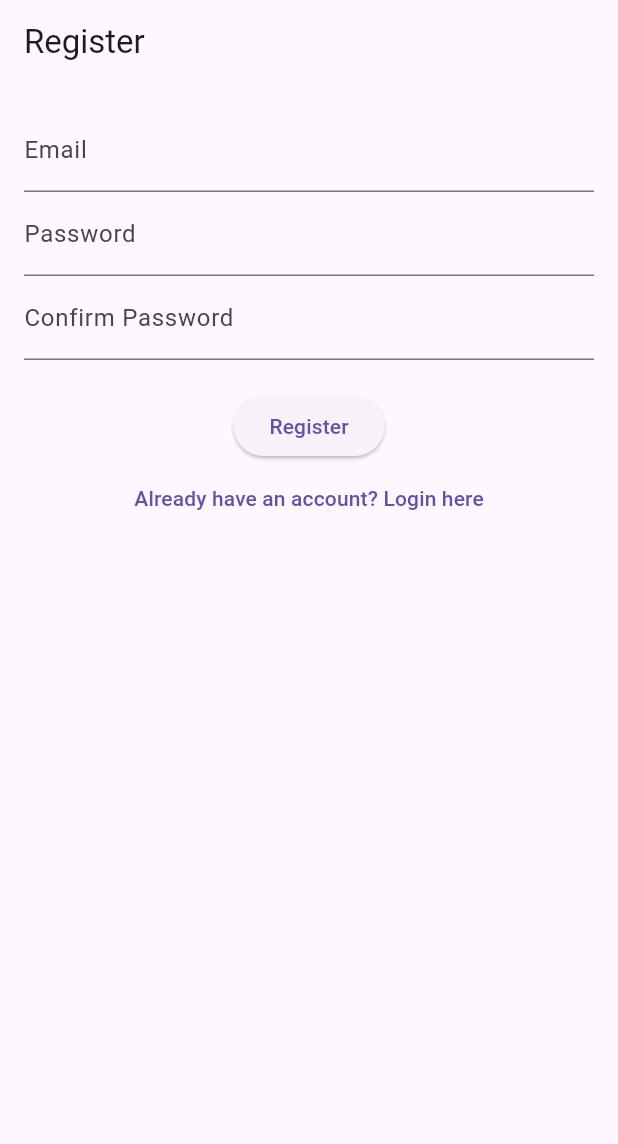
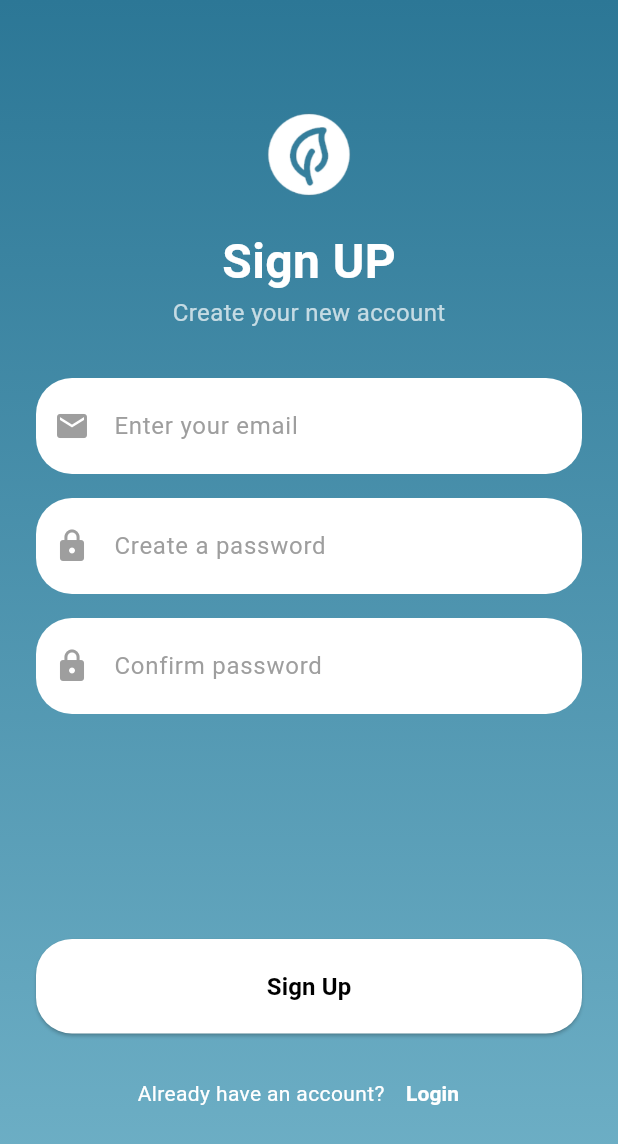
Before and after one commit to putritheresia21/gluco-track, a Flutter app: the screen it shows after launch, after a tap on "Don't have an account? Register here!", on a phone screen of 412 x 824 dp. Shown: the top 1144 px of the screen. Run offline on Flutter 3.47's test engine with Material 3 defaults, Android fonts, the light colour scheme and no system bars; our stand-ins replace cloud_firestore, firebase_auth, firebase_core; accounts and stored records are empty; network calls fail.

Commit message:
perbaikan navbar, penambahan halaman default, perubahan halaman register

```diff
--- a/lib/main.dart
+++ b/lib/main.dart
@@ -3,7 +3,7 @@ import 'package:firebase_core/firebase_core.dart';
 import 'firebase_options.dart';
 import '../pages/login_page.dart';
 
-void main() async{
+void main() async {
   WidgetsFlutterBinding.ensureInitialized();
   await Firebase.initializeApp(
     options: DefaultFirebaseOptions.currentPlatform,
@@ -18,6 +18,7 @@ class MainApp extends StatelessWidget {
   @override
   Widget build(BuildContext context) {
     return MaterialApp(
+      debugShowCheckedModeBanner: false,
       title: 'GlucoTrack',
       theme: ThemeData(
         primarySwatch: Colors.blue,
--- a/lib/pages/register_page.dart
+++ b/lib/pages/register_page.dart
@@ -4,7 +4,7 @@ import 'profile_page.dart';
 import 'login_page.dart';
 
 class RegisterPage extends StatefulWidget {
-  const RegisterPage({Key? key}) : super(key:key);
+  const RegisterPage({Key? key}) : super(key: key);
 
   @override
   State<RegisterPage> createState() => _RegisterPageState();
@@ -21,8 +21,7 @@ class _RegisterPageState extends State<RegisterPage> {
     //validasi konfirmasi pasword
     if (passwordController.text != passwordConfirmController.text) {
       ScaffoldMessenger.of(context).showSnackBar(
-        SnackBar(content: Text("Password confirmation does not match"))
-      );
+          SnackBar(content: Text("Password confirmation does not match")));
       return;
     }
 
@@ -48,40 +47,153 @@ class _RegisterPageState extends State<RegisterPage> {
   @override
   Widget build(BuildContext context) {
     return Scaffold(
-      appBar: AppBar(title: Text("Register")),
-      body: Padding(
-        padding: const EdgeInsets.all(16),
+      body: Container(
+        decoration: const BoxDecoration(
+          gradient: LinearGradient(
+            begin: Alignment.topCenter,
+            end: Alignment.bottomCenter,
+            colors: [
+              Color(0xFF2C7796),
+              Color(0xFF71B2C8),
+            ],
+          ),
+        ),
+        child: SafeArea(
+          child: Center(
+            child: SingleChildScrollView(
+              padding: const EdgeInsets.symmetric(horizontal: 24),
               child: Column(
+                mainAxisAlignment: MainAxisAlignment.center,
                 children: [
-            TextField(
-              controller: emailController,
-              decoration: InputDecoration(labelText: "Email"),
+                  Image.asset(
+                    'assets/Logo.png',
+                    height: 64,
+                    width: 64,
                   ),
-            TextField(
-              controller: passwordController,
-              decoration: InputDecoration(labelText: "Password"),
+                  const SizedBox(height: 16),
+                  const Text(
+                    "Sign UP",
+                    style: TextStyle(
+                      fontSize: 32,
+                      fontWeight: FontWeight.bold,
+                      color: Colors.white,
+                    ),
+                  ),
+                  const Text(
+                    "Create your new account",
+                    style: TextStyle(
+                      fontSize: 16,
+                      color: Colors.white70,
+                    ),
+                  ),
+                  const SizedBox(height: 32),
+
+                  // Email Field
+                  buildInputField(
+                    icon: Icons.email,
+                    hint: "Enter your email",
+                    contoller: emailController,
+                    obscureText: false,
+                  ),
+                  const SizedBox(height: 16),
+
+                  // Password Field
+                  buildInputField(
+                    icon: Icons.lock,
+                    hint: "Create a password",
+                    contoller: passwordController,
                     obscureText: true,
                   ),
-            TextField(
-              controller: passwordConfirmController,
-              decoration: InputDecoration(labelText: "Confirm Password"),
+                  const SizedBox(height: 16),
+
+                  // Confirm Password Field
+                  buildInputField(
+                    icon: Icons.lock,
+                    hint: "Confirm password",
+                    contoller: passwordConfirmController,
                     obscureText: true,
                   ),
-            SizedBox(height: 20),
-            ElevatedButton(
+                  const SizedBox(height: 150),
+
+                  // Sign Up Button
+                  SizedBox(
+                    width: double.infinity,
+                    child: ElevatedButton(
                       onPressed: handleRegister,
-              child: Text("Register"),
+                      style: ElevatedButton.styleFrom(
+                        padding: const EdgeInsets.symmetric(vertical: 20),
+                        shape: RoundedRectangleBorder(
+                          borderRadius: BorderRadius.circular(24),
+                        ),
+                        backgroundColor: Colors.white,
+                      ),
+                      child: const Text(
+                        "Sign Up",
+                        style: TextStyle(
+                          color: Colors.black,
+                          fontSize: 16,
+                          fontWeight: FontWeight.bold,
+                        ),
+                      ),
+                    ),
+                  ),
+                  const SizedBox(height: 16),
+
+                  // Login Shortcut
+                  Row(
+                    mainAxisAlignment: MainAxisAlignment.center,
+                    children: [
+                      const Text(
+                        "Already have an account?",
+                        style: TextStyle(color: Colors.white),
                       ),
                       TextButton(
                         onPressed: () => Navigator.pushReplacement(
                           context,
                           MaterialPageRoute(builder: (_) => LoginPage()),
                         ),
-              child: Text("Already have an account? Login here"),
+                        child: const Text(
+                          "Login",
+                          style: TextStyle(
+                            color: Colors.white,
+                            fontWeight: FontWeight.bold,
+                          ),
+                        ),
                       ),
                     ],
+                  ),
+                ],
+              ),
+            ),
+          ),
         ),
       ),
     );
   }
 }
+
+Widget buildInputField({
+  required IconData icon,
+  required String hint,
+  required TextEditingController contoller,
+  required bool obscureText,
+}) {
+  return Container(
+    decoration: BoxDecoration(
+      color: Colors.white,
+      borderRadius: BorderRadius.circular(24),
+    ),
+    child: TextField(
+      controller: contoller,
+      obscureText: obscureText,
+      style: const TextStyle(color: Colors.black),
+      decoration: InputDecoration(
+        prefixIcon: Icon(icon, color: Colors.grey),
+        hintText: hint,
+        hintStyle: const TextStyle(color: Colors.grey),
+        border: InputBorder.none,
+        contentPadding: const EdgeInsets.symmetric(vertical: 20),
+      ),
+    ),
+  );
+}
--- a/pubspec.yaml
+++ b/pubspec.yaml
@@ -1,10 +1,10 @@
 name: glucotrack_app
 description: "A new Flutter project."
-publish_to: 'none'
+publish_to: "none"
 version: 0.1.0
 
 environment:
-  sdk: '>=3.4.1 <4.0.0'
+  sdk: ">=3.4.1 <4.0.0"
 
 dependencies:
   flutter:
@@ -12,7 +12,6 @@ dependencies:
   firebase_core: ^2.30.1
   firebase_auth: ^4.17.4
   cloud_firestore: ^4.17.5
-
 
 dev_dependencies:
   flutter_test:
@@ -23,3 +22,4 @@ flutter:
   uses-material-design: true
   assets:
     - assets/navbar/
+    - assets/
```
Also changed, not shown: lib/pages/glucose_chart.dart (added, +20 -0 lines), lib/pages/glucose_measuring.dart (added, +20 -0 lines), lib/pages/navbar.dart (+41 -20 lines), lib/pages/notification_page.dart (added, +20 -0 lines), assets/Logo.png (added), assets/authpage/Email.png (added), assets/authpage/Lock.png (added), assets/navbar/calc1.png (added), assets/navbar/calc2.png (added), assets/navbar/newchart.png (added), assets/navbar/newhome.png (added), assets/navbar/newprofile.png (added), assets/navbar/notification.png (added), pubspec.lock. Lines whose indentation alone changed are shown as unchanged.
